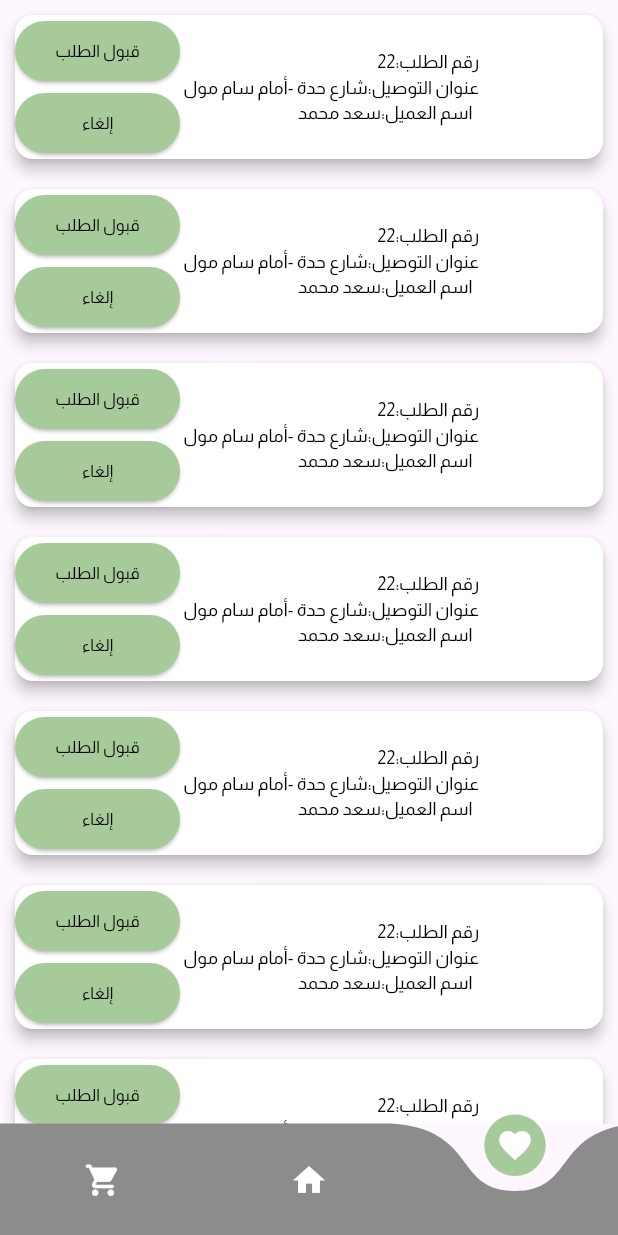
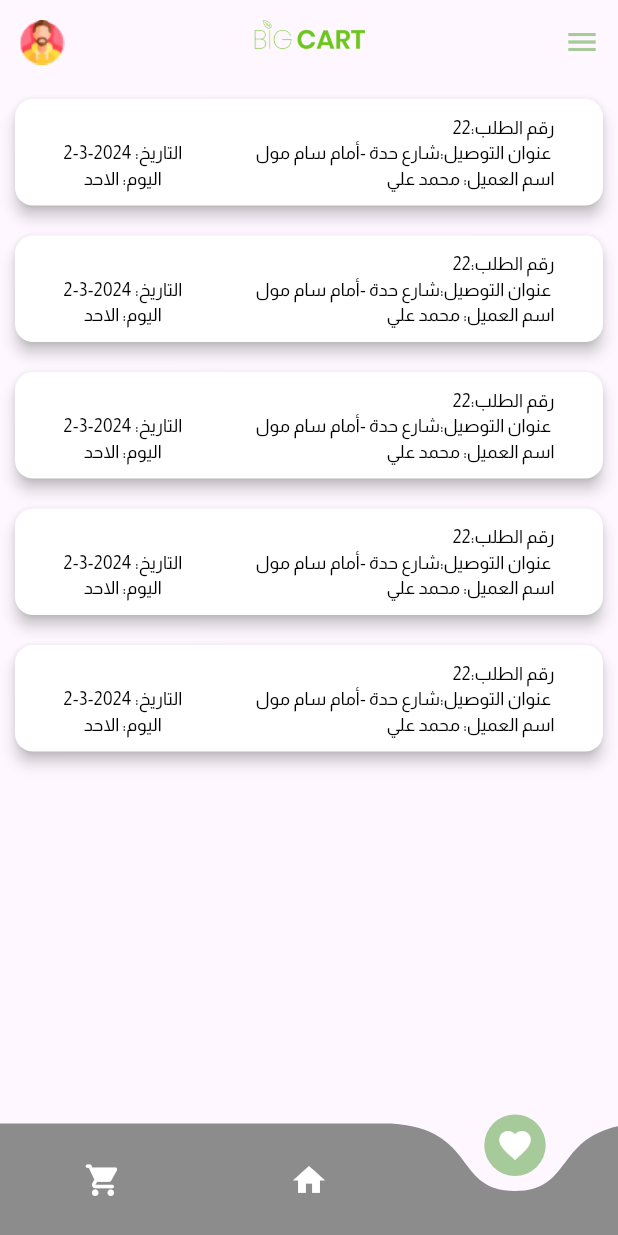
Before and after one commit to mukarrammahmoud/farm, a Flutter app: the HomePageDriver screen opened by its route, item 3 of the bottom bar chosen, on a phone screen of 412 x 824 dp. Run offline on Flutter 3.47's test engine with Material 2 defaults, Android fonts, the phone set to English and light mode, and no system bars; drawn by our look-alikes of curved_navigation_bar; our stand-ins replace animated_splash_screen, firebase_core, flutter_map, flutter_otp_text_field, get, internet_connection_checker and 2 more; missing offline and left inert: step_tracker; accounts and stored records are empty.

Commit message:
add map to Driver app

```diff
--- a/lib/controller/driver/home_driver_controller.dart
+++ b/lib/controller/driver/home_driver_controller.dart
@@ -6,8 +6,14 @@ abstract class HomeDriverController extends GetxController {
 }
 
 class HomeDriverControllerImp extends HomeDriverController {
+  int index = 0;
   @override
   goToTrackingDemand() {
     Get.toNamed(AppRout.trackingDemand);
   }
+
+  updateIndex(int inx) {
+    index = inx;
+    update();
+  }
 }
--- a/lib/views/driver/home/home_page_driver.dart
+++ b/lib/views/driver/home/home_page_driver.dart
@@ -1,8 +1,10 @@
 import 'package:curved_navigation_bar/curved_navigation_bar.dart';
 import 'package:farm/controller/driver/home_driver_controller.dart';
 import 'package:farm/core/constant/colors.dart';
+import 'package:farm/views/driver/home/widget/List_of_demand.dart';
 import 'package:farm/views/driver/home/widget/card_demand.dart';
 import 'package:farm/views/driver/home/widget/icon_bottom_bar.dart';
+import 'package:farm/views/driver/home/widget/map.dart';
 import 'package:flutter/material.dart';
 import 'package:get/get.dart';
 
@@ -15,13 +17,37 @@ class HomePageDriver extends StatelessWidget {
     // HomeDriverControllerImp controller = Get.put(HomeDriverControllerImp());
 
     return GetBuilder<HomeDriverControllerImp>(builder: (controller) {
+      // double width = MediaQuery.of(context).size.width;
+      // double height = MediaQuery.of(context).size.height;
       return Scaffold(
+        endDrawer: const Drawer(),
+        appBar: AppBar(
+          foregroundColor: AppColors.splashColor,
+          centerTitle: true,
+          title: Image.asset(
+            "assets/images/bigcart.png",
+            height: 40,
+            width: 75,
+          ),
+          leading: ClipRRect(
+            borderRadius: BorderRadius.circular(50),
+            child: Image.asset(
+              "assets/images/man.png",
+              height: 30,
+              width: 50,
+            ),
+          ),
+        ),
+        //  PreferredSize(
+        //   preferredSize: Size(width, height),
+        //   child: const CustomAppBar(),
+        // ),
         bottomNavigationBar: CurvedNavigationBar(
             letIndexChange: (value) {
               return true;
             },
             animationCurve: Curves.easeInCirc,
-            index: 0,
+            index: controller.index,
             backgroundColor: Colors.transparent,
             buttonBackgroundColor: AppColors.buttonColor,
             color: AppColors.greyText,
@@ -40,9 +66,13 @@ class HomePageDriver extends StatelessWidget {
               // Icon(Icons.home),
               // Icon(Icons.favorite),
             ],
-            onTap: (index) {}),
-        body: ListView.builder(
-          itemCount: 7,
+            onTap: (index) {
+              controller.updateIndex(index);
+              print(controller.index);
+            }),
+        body: controller.index == 0
+            ? ListView.builder(
+                itemCount: 5,
                 itemBuilder: (context, index) {
                   return InkWell(
                     onTap: () {
@@ -54,7 +84,18 @@ class HomePageDriver extends StatelessWidget {
                     ),
                   );
                 },
-        ),
+              )
+            : controller.index == 1
+                ? const LocationMap()
+                : ListView.builder(
+                    itemCount: 5,
+                    itemBuilder: (context, index) => const ListOfDemand(
+                          address: "شارع حدة -أمام سام مول ",
+                          date: "2024-3-2",
+                          day: "الاحد",
+                          idDemand: "22",
+                          name: "محمد علي",
+                        )),
       );
     });
   }
--- /dev/null
+++ b/lib/views/driver/home/widget/List_of_demand.dart
@@ -0,0 +1,70 @@
+import 'package:farm/core/constant/colors.dart';
+import 'package:farm/core/constant/components/custom_text.dart';
+import 'package:flutter/material.dart';
+
+class ListOfDemand extends StatelessWidget {
+  const ListOfDemand({
+    required this.address,
+    required this.date,
+    required this.day,
+    required this.name,
+    required this.idDemand,
+    super.key,
+  });
+  final String idDemand;
+  final String address;
+  final String name;
+  final String date;
+  final String day;
+  @override
+  Widget build(BuildContext context) {
+    return Card(
+        elevation: 4,
+        color: AppColors.white,
+        margin: const EdgeInsets.all(10),
+        child: Padding(
+          padding: const EdgeInsets.all(10.0),
+          child: Row(
+            crossAxisAlignment: CrossAxisAlignment.end,
+            mainAxisAlignment: MainAxisAlignment.spaceAround,
+            children: [
+              Column(
+                children: [
+                  CustomText(
+                    title: "التاريخ: $date",
+                    colorText: AppColors.black,
+                    fontSize: 12,
+                  ),
+                  CustomText(
+                    title: "اليوم: $day",
+                    colorText: AppColors.black,
+                    fontSize: 12,
+                  ),
+                ],
+              ),
+              Column(
+                mainAxisAlignment: MainAxisAlignment.end,
+                crossAxisAlignment: CrossAxisAlignment.end,
+                children: [
+                  CustomText(
+                    title: "رقم الطلب:$idDemand ",
+                    colorText: AppColors.black,
+                    fontSize: 12,
+                  ),
+                  CustomText(
+                    title: " عنوان التوصيل:$address ",
+                    colorText: AppColors.black,
+                    fontSize: 12,
+                  ),
+                  CustomText(
+                    title: "اسم العميل: $name",
+                    colorText: AppColors.black,
+                    fontSize: 12,
+                  ),
+                ],
+              ),
+            ],
+          ),
+        ));
+  }
+}
--- a/lib/views/driver/home/widget/card_demand.dart
+++ b/lib/views/driver/home/widget/card_demand.dart
@@ -30,7 +30,7 @@ class CardDemand extends StatelessWidget {
               ContainerLog(
                 widthButton: 110,
                 onPressed: onPressedCancel,
-                title: "إلغاء",
+                title: "تم",
                 fontSize: 11,
               ),
             ],
--- a/pubspec.yaml
+++ b/pubspec.yaml
@@ -36,11 +36,16 @@ dependencies:
   # Use with the CupertinoIcons class for iOS style icons.
   cupertino_icons: ^1.0.2
   flutter_otp_text_field:
+  shared_preferences:
   firebase_core:
   firebase_auth:
+  internet_connection_checker:
   # aesthetic_dialogs:
   google_sign_in:
   curved_navigation_bar:
+  flutter_map:
+  location:
+  latlong2:
   step_tracker:
   easy_stepper:
   get:
```
Also changed, not shown: lib/views/driver/home/widget/custom_appbar.dart (added, +20 -0 lines), lib/views/driver/home/widget/map.dart (added, +181 -0 lines), assets/images/man.png (added), pubspec.lock, 1 other file. Lines whose indentation alone changed are shown as unchanged.
